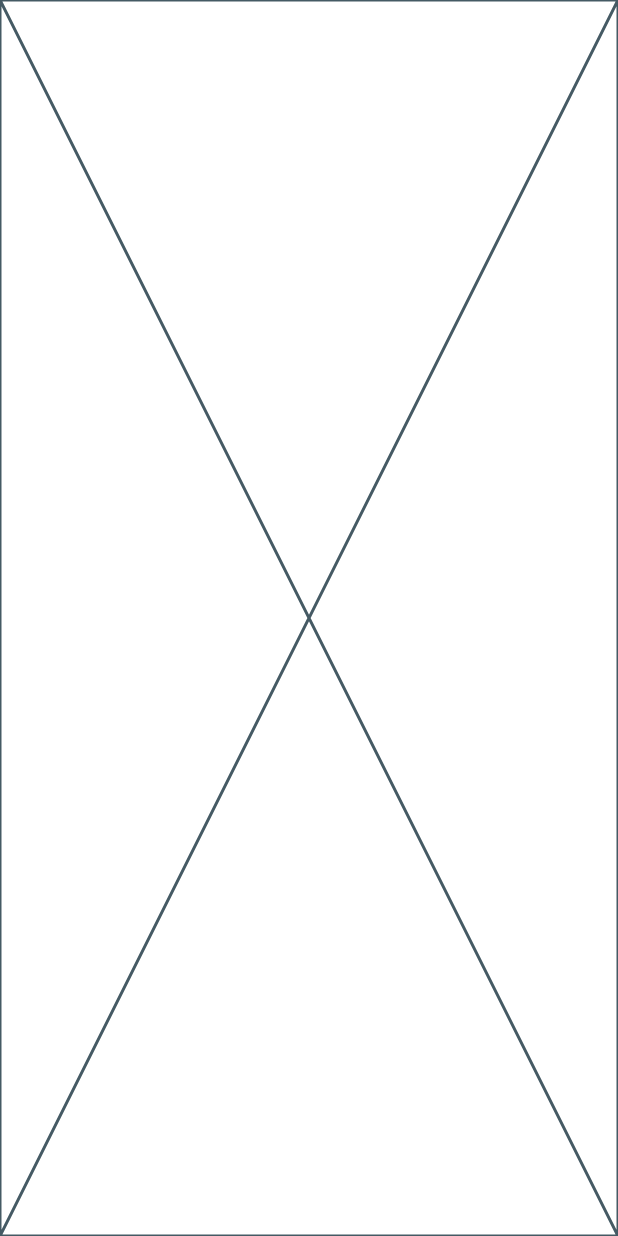
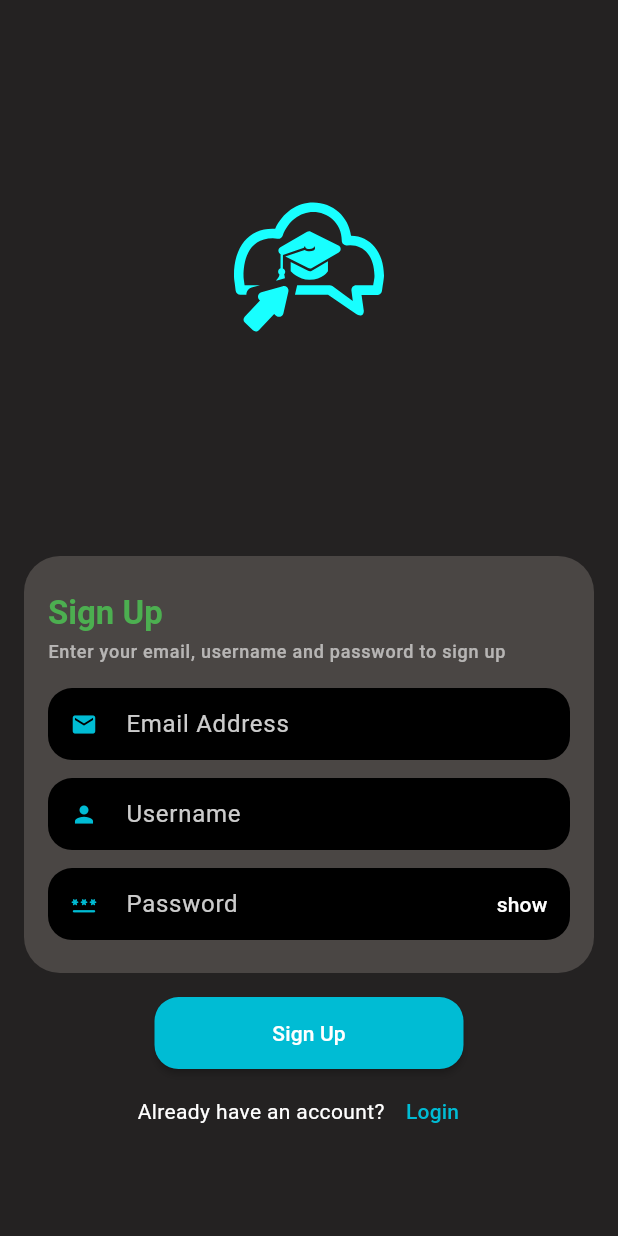
Before and after one commit to kghSachin/flutter_app, a Flutter app: the screen it shows after launch, on a phone screen of 412 x 824 dp. Run offline on Flutter 3.47's test engine with Material 3 defaults, Android fonts, the phone set to English and light mode, and no system bars; our stand-ins replace flutter_svg.

Commit message:
login signup ui

```diff
--- a/lib/main.dart
+++ b/lib/main.dart
@@ -1,4 +1,6 @@
 import 'package:flutter/material.dart';
+import 'package:frontend_flutter/pages/auth/login_page.dart';
+import 'package:frontend_flutter/pages/auth/signup_page.dart';
 
 void main() {
   runApp(const MyApp());
@@ -16,7 +18,7 @@ class MyApp extends StatelessWidget {
           colorScheme: ColorScheme.fromSeed(seedColor: Colors.deepPurple),
           useMaterial3: true,
         ),
-        home:const  HomePage());
+        home: const SignUpPage());
   }
 }
 
--- /dev/null
+++ b/lib/pages/auth/signup_page.dart
@@ -0,0 +1,202 @@
+import 'package:flutter/material.dart';
+import 'package:flutter_svg/svg.dart';
+
+class SignUpPage extends StatelessWidget {
+  const SignUpPage({super.key});
+
+  @override
+  Widget build(BuildContext context) {
+    return Scaffold(
+      backgroundColor: const Color.fromARGB(255, 36, 34, 34),
+      body: SingleChildScrollView(
+        child: Column(crossAxisAlignment: CrossAxisAlignment.center, children: [
+          SizedBox(
+            height: MediaQuery.of(context).size.height / 8,
+          ),
+          Stack(
+            children: [
+              SvgPicture.asset(
+                "assets/icons/auth/register_logo.svg",
+                height: 150,
+                width: 100,
+                colorFilter:
+                    const ColorFilter.mode(Colors.cyanAccent, BlendMode.srcIn),
+              ),
+              // Positioned(
+              //   top: 60,
+              //   left: 50,
+              //   child: SvgPicture.asset(
+              //     "assets/icons/auth/login_top_logo.svg",
+              //     height: 100,
+              //     width: 100,
+              //     colorFilter: ColorFilter.mode(Colors.cyan, BlendMode.srcIn),
+              //   ),
+              // ),
+            ],
+          ),
+          SizedBox(
+            height: MediaQuery.of(context).size.height / 7,
+          ),
+          Container(
+            decoration: BoxDecoration(
+                color: const Color.fromARGB(255, 74, 70, 68),
+                borderRadius: BorderRadius.circular(24)),
+            margin: const EdgeInsets.symmetric(horizontal: 16),
+            padding: const EdgeInsets.symmetric(
+              horizontal: 16,
+            ).copyWith(top: 24, bottom: 6),
+            width: double.infinity,
+            child: Column(
+              mainAxisAlignment: MainAxisAlignment.start,
+              crossAxisAlignment: CrossAxisAlignment.start,
+              children: [
+                Text(
+                  "Sign Up",
+                  style: Theme.of(context).textTheme.titleLarge?.copyWith(
+                        fontWeight: FontWeight.bold,
+                        color: Colors.green,
+                      ),
+                ),
+                const SizedBox(
+                  height: 4,
+                ),
+                Text(
+                  "Enter your email, username and password to sign up",
+                  style: Theme.of(context).textTheme.labelMedium?.copyWith(
+                        color: Colors.white.withOpacity(0.6),
+                      ),
+                ),
+                const SizedBox(
+                  height: 16,
+                ),
+                TextFormField(
+                  style: TextStyle(color: Colors.white.withOpacity(0.8)),
+                  decoration: InputDecoration(
+                    hintStyle: TextStyle(color: Colors.white.withOpacity(0.4)),
+                    alignLabelWithHint: true,
+                    isDense: true,
+                    fillColor: Colors.black,
+                    filled: true,
+                    border: OutlineInputBorder(
+                      borderRadius: BorderRadius.circular(16),
+                      borderSide: BorderSide.none,
+                    ),
+                    prefixIcon: const Icon(
+                      Icons.mail,
+                      color: Colors.cyan,
+                    ),
+                    label: Text(
+                      "Email Address",
+                      style: TextStyle(color: Colors.white.withOpacity(0.8)),
+                    ),
+                    hintText: "Example123@gmail.com",
+                  ),
+                ),
+                const SizedBox(
+                  height: 12,
+                ),
+                TextFormField(
+                  style: TextStyle(color: Colors.white.withOpacity(0.8)),
+                  decoration: InputDecoration(
+                    hintStyle: TextStyle(color: Colors.white.withOpacity(0.4)),
+                    alignLabelWithHint: true,
+                    isDense: true,
+                    fillColor: Colors.black,
+                    filled: true,
+                    border: OutlineInputBorder(
+                      borderRadius: BorderRadius.circular(16),
+                      borderSide: BorderSide.none,
+                    ),
+                    prefixIcon: const Icon(
+                      Icons.person,
+                      color: Colors.cyan,
+                    ),
+                    label: Text(
+                      "Username",
+                      style: TextStyle(color: Colors.white.withOpacity(0.8)),
+                    ),
+                    hintText: "my_username",
+                  ),
+                ),
+                const SizedBox(
+                  height: 12,
+                ),
+                TextFormField(
+                  decoration: InputDecoration(
+                      isDense: true,
+                      fillColor: Colors.black,
+                      border: OutlineInputBorder(
+                        borderRadius: BorderRadius.circular(16),
+                        borderSide: BorderSide.none,
+                      ),
+                      filled: true,
+                      prefixIcon: const Icon(
+                        Icons.password_rounded,
+                        color: Colors.cyan,
+                      ),
+                      label: Text(
+                        "Password",
+                        style: TextStyle(color: Colors.white.withOpacity(0.8)),
+                      ),
+                      hintText: "********",
+                      suffixIcon: TextButton(
+                          onPressed: () {},
+                          child: const Text("show",
+                              style: TextStyle(color: Colors.white)))),
+                ),
+                const SizedBox(
+                  height: 16,
+                ),
+                // Align(
+                //   alignment: Alignment.centerRight,
+                //   child: TextButton(
+                //       style: TextButton.styleFrom(
+                //         padding: const EdgeInsets.all(0),
+                //       ),
+                //       onPressed: () {},
+                //       child: const Text("Already have an account?",
+                //           style: TextStyle(color: Colors.cyan))),
+                // ),
+              ],
+            ),
+          ),
+          const SizedBox(
+            height: 16,
+          ),
+          Align(
+            child: MaterialButton(
+              minWidth: MediaQuery.of(context).size.width / 2,
+              height: 48,
+              onPressed: () {},
+              color: Colors.cyan,
+              shape: RoundedRectangleBorder(
+                  borderRadius: BorderRadius.circular(16)),
+              child: const Text(
+                "Sign Up",
+                style: TextStyle(color: Colors.white),
+              ),
+            ),
+          ),
+          const SizedBox(
+            height: 4,
+          ),
+          Row(
+            mainAxisAlignment: MainAxisAlignment.center,
+            children: [
+              const Text(
+                "Already have an account?",
+                style: TextStyle(color: Colors.white),
+              ),
+              TextButton(
+                  onPressed: () {},
+                  child: const Text(
+                    "Login",
+                    style: TextStyle(color: Colors.cyan),
+                  ))
+            ],
+          ),
+        ]),
+      ),
+    );
+  }
+}
--- a/pubspec.yaml
+++ b/pubspec.yaml
@@ -35,6 +35,7 @@ dependencies:
   # The following adds the Cupertino Icons font to your application.
   # Use with the CupertinoIcons class for iOS style icons.
   cupertino_icons: ^1.0.2
+  flutter_svg: ^2.0.9
 
 dev_dependencies:
   flutter_test:
@@ -59,8 +60,8 @@ flutter:
   uses-material-design: true
 
   # To add assets to your application, add an assets section, like this:
-  # assets:
-  #   - images/a_dot_burr.jpeg
+  assets:
+    - assets/icons/auth/
   #   - images/a_dot_ham.jpeg
 
   # An image asset can refer to one or more resolution-specific "variants", see
```
Also changed, not shown: lib/pages/auth/login_page.dart (added, +176 -0 lines), assets/icons/auth/atomic_book_logo.svg (added), assets/icons/auth/login_top_logo.svg (added), assets/icons/auth/register_logo.svg (added), lib/pages/main_page.dart (added), pubspec.lock.
